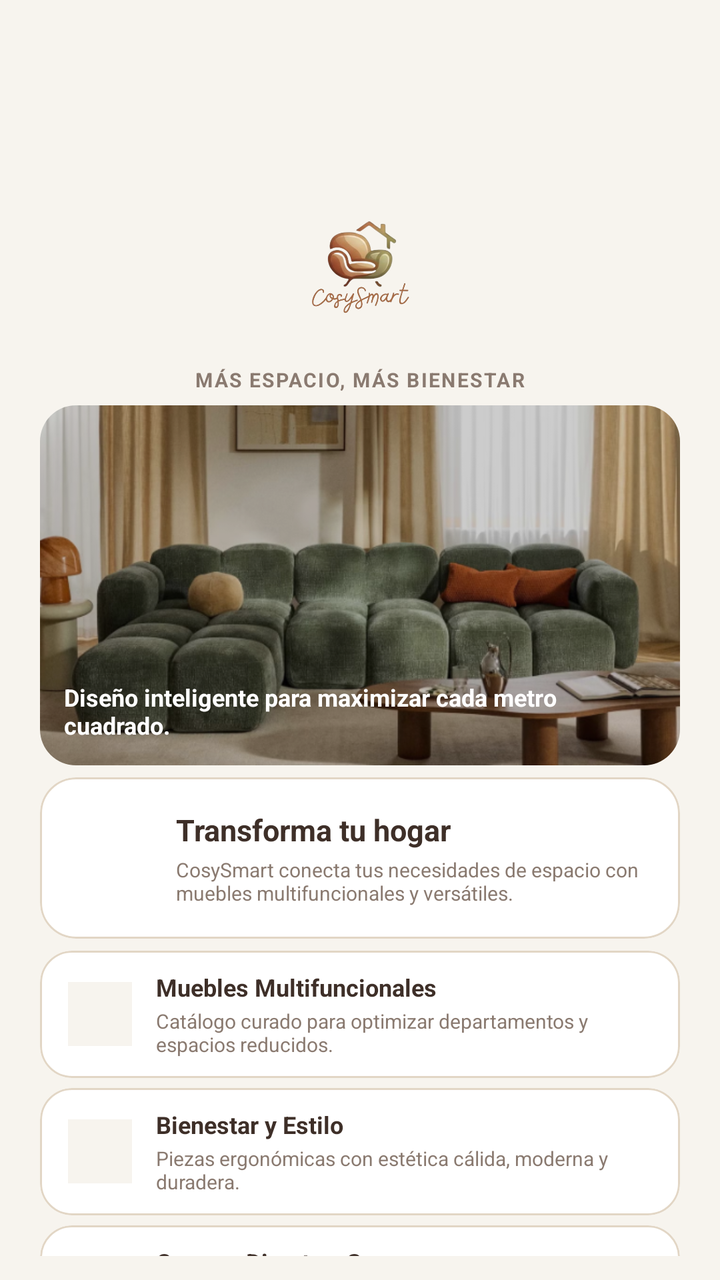
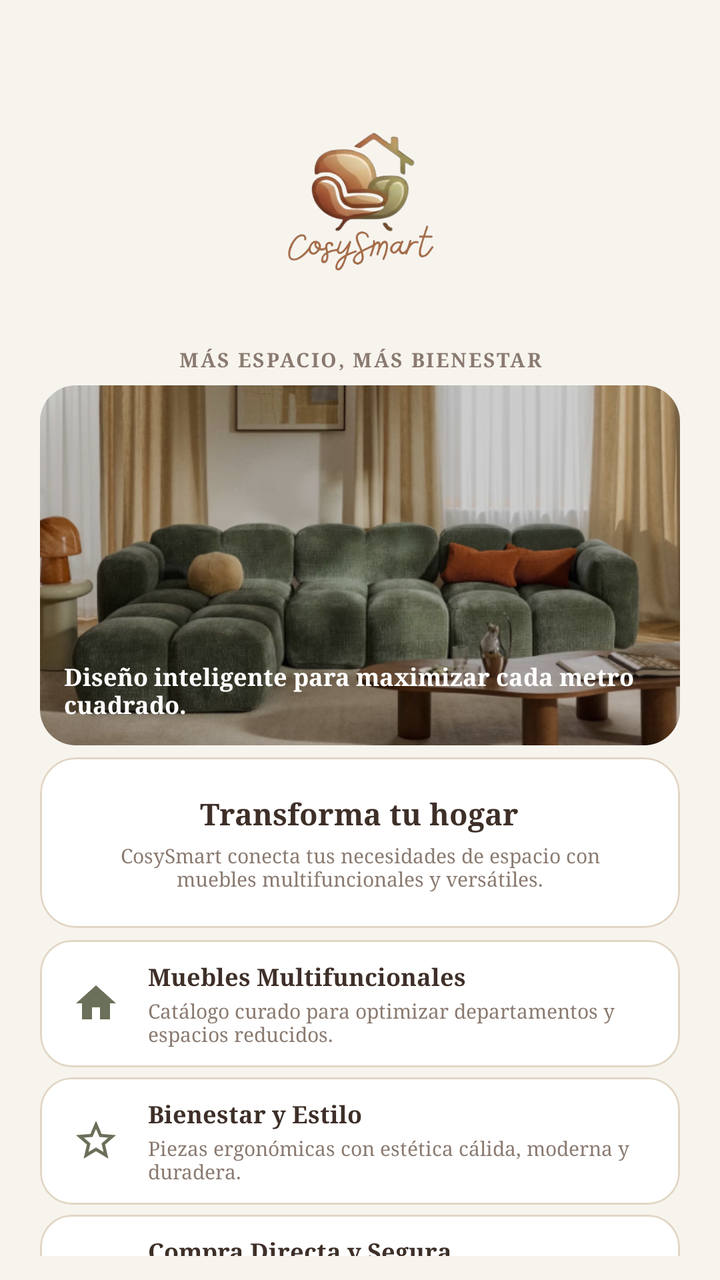

Compare the two renders of this Android layout. The source of the first and the diff that turns it into the second are given below.
<!-- AndroidManifest.xml: application theme Theme.CosySmart -->
<!-- res/layout/activity_welcome.xml -->
<?xml version="1.0" encoding="utf-8"?>
<androidx.constraintlayout.widget.ConstraintLayout
    xmlns:android="http://schemas.android.com/apk/res/android"
    xmlns:app="http://schemas.android.com/apk/res-auto"
    android:layout_width="match_parent"
    android:layout_height="match_parent"
    android:background="@color/cosy_bg"
    android:paddingStart="20dp"
    android:paddingEnd="20dp"
    android:paddingTop="85dp"
    android:paddingBottom="12dp">

    
    <ImageView
        android:id="@+id/viewLogo"
        android:layout_width="80dp"
        android:layout_height="80dp"
        android:layout_marginTop="14dp"
        android:src="@drawable/logo_clean"
        android:scaleType="centerInside"
        app:layout_constraintTop_toTopOf="parent"
        app:layout_constraintStart_toStartOf="parent"
        app:layout_constraintEnd_toEndOf="parent" />

    <TextView
        android:id="@+id/txtSubtitle"
        android:layout_width="wrap_content"
        android:layout_height="wrap_content"
        android:layout_marginTop="4dp"
        android:text="MÁS ESPACIO, MÁS BIENESTAR"
        android:textColor="@color/cosy_text_muted"
        android:textSize="10sp"
        android:textStyle="bold"
        android:letterSpacing="0.08"
        app:layout_constraintTop_toBottomOf="@id/viewLogo"
        app:layout_constraintStart_toStartOf="parent"
        app:layout_constraintEnd_toEndOf="parent" />

    
    <com.google.android.material.card.MaterialCardView
        android:id="@+id/cardGreen"
        android:layout_width="0dp"
        android:layout_height="180dp"
        android:layout_marginTop="6dp"
        app:cardCornerRadius="18dp"
        app:cardElevation="0dp"
        app:strokeWidth="0dp"
        app:layout_constraintTop_toBottomOf="@id/txtSubtitle"
        app:layout_constraintStart_toStartOf="parent"
        app:layout_constraintEnd_toEndOf="parent">

        <FrameLayout
            android:layout_width="match_parent"
            android:layout_height="match_parent">

            
            <ImageView
                android:layout_width="match_parent"
                android:layout_height="match_parent"
                android:scaleType="centerCrop"
                android:src="@drawable/welcome_banner" />

            
            <View
                android:layout_width="match_parent"
                android:layout_height="match_parent"
                android:background="#33000000" />

            
            <TextView
                android:layout_width="match_parent"
                android:layout_height="wrap_content"
                android:layout_gravity="bottom"
                android:padding="12dp"
                android:text="Diseño inteligente para maximizar cada metro cuadrado."
                android:textColor="@color/white"
                android:textSize="12sp"
                android:textStyle="bold" />
        </FrameLayout>
    </com.google.android.material.card.MaterialCardView>

    
    <com.google.android.material.card.MaterialCardView
        android:id="@+id/cardTransform"
        android:layout_width="0dp"
        android:layout_height="wrap_content"
        android:layout_marginTop="6dp"
        app:cardCornerRadius="18dp"
        app:cardElevation="0dp"
        app:cardBackgroundColor="@color/white"
        app:strokeColor="@color/cosy_card_bg"
        app:strokeWidth="1dp"
        app:layout_constraintTop_toBottomOf="@id/cardGreen"
        app:layout_constraintStart_toStartOf="parent"
        app:layout_constraintEnd_toEndOf="parent">

        <LinearLayout
            android:layout_width="match_parent"
            android:layout_height="wrap_content"
            android:orientation="horizontal"
            android:paddingStart="18dp"
            android:paddingEnd="18dp"
            android:paddingTop="16dp"
            android:paddingBottom="16dp"
            android:gravity="center_vertical">

            <ImageView
                android:layout_width="36dp"
                android:layout_height="36dp"
                android:scaleType="centerInside" />

            <LinearLayout
                android:layout_width="0dp"
                android:layout_height="wrap_content"
                android:layout_weight="1"
                android:orientation="vertical"
                android:layout_marginStart="14dp">

                <TextView
                    android:layout_width="wrap_content"
                    android:layout_height="wrap_content"
                    android:text="Transforma tu hogar"
                    android:textColor="@color/cosy_text_dark"
                    android:textSize="15sp"
                    android:textStyle="bold" />

                <TextView
                    android:layout_width="wrap_content"
                    android:layout_height="wrap_content"
                    android:layout_marginTop="3dp"
                    android:text="CosySmart conecta tus necesidades de espacio con muebles multifuncionales y versátiles."
                    android:textColor="@color/cosy_text_muted"
                    android:textSize="10sp" />
            </LinearLayout>

        </LinearLayout>
    </com.google.android.material.card.MaterialCardView>

    
    <LinearLayout
        android:id="@+id/containerBenefits"
        android:layout_width="0dp"
        android:layout_height="wrap_content"
        android:layout_marginTop="6dp"
        android:orientation="vertical"
        app:layout_constraintTop_toBottomOf="@id/cardTransform"
        app:layout_constraintStart_toStartOf="parent"
        app:layout_constraintEnd_toEndOf="parent">

        <com.google.android.material.card.MaterialCardView
            android:layout_width="match_parent"
            android:layout_height="wrap_content"
            android:layout_marginBottom="5dp"
            app:cardCornerRadius="16dp"
            app:cardElevation="0dp"
            app:cardBackgroundColor="@color/white"
            app:strokeColor="@color/cosy_card_bg"
            app:strokeWidth="1dp">
            <LinearLayout android:layout_width="match_parent" android:layout_height="wrap_content" android:orientation="horizontal" android:paddingStart="14dp" android:paddingEnd="14dp" android:paddingTop="10dp" android:paddingBottom="10dp" android:gravity="center_vertical">
                <View android:layout_width="32dp" android:layout_height="32dp" android:background="@color/cosy_bg"/>
                <LinearLayout android:layout_width="match_parent" android:layout_height="wrap_content" android:orientation="vertical" android:layout_marginStart="12dp">
                    <TextView android:layout_width="wrap_content" android:layout_height="wrap_content" android:text="Muebles Multifuncionales" android:textColor="@color/cosy_text_dark" android:textSize="12sp" android:textStyle="bold"/>
                    <TextView android:layout_width="wrap_content" android:layout_height="wrap_content" android:layout_marginTop="2dp" android:text="Catálogo curado para optimizar departamentos y espacios reducidos." android:textColor="@color/cosy_text_muted" android:textSize="10sp"/>
                </LinearLayout>
            </LinearLayout>
        </com.google.android.material.card.MaterialCardView>

        <com.google.android.material.card.MaterialCardView
            android:layout_width="match_parent"
            android:layout_height="wrap_content"
            android:layout_marginBottom="5dp"
            app:cardCornerRadius="16dp"
            app:cardElevation="0dp"
            app:cardBackgroundColor="@color/white"
            app:strokeColor="@color/cosy_card_bg"
            app:strokeWidth="1dp">
            <LinearLayout android:layout_width="match_parent" android:layout_height="wrap_content" android:orientation="horizontal" android:paddingStart="14dp" android:paddingEnd="14dp" android:paddingTop="10dp" android:paddingBottom="10dp" android:gravity="center_vertical">
                <View android:layout_width="32dp" android:layout_height="32dp" android:background="@color/cosy_bg"/>
                <LinearLayout android:layout_width="match_parent" android:layout_height="wrap_content" android:orientation="vertical" android:layout_marginStart="12dp">
                    <TextView android:layout_width="wrap_content" android:layout_height="wrap_content" android:text="Bienestar y Estilo" android:textColor="@color/cosy_text_dark" android:textSize="12sp" android:textStyle="bold"/>
                    <TextView android:layout_width="wrap_content" android:layout_height="wrap_content" android:layout_marginTop="2dp" android:text="Piezas ergonómicas con estética cálida, moderna y duradera." android:textColor="@color/cosy_text_muted" android:textSize="10sp"/>
                </LinearLayout>
            </LinearLayout>
        </com.google.android.material.card.MaterialCardView>

        <com.google.android.material.card.MaterialCardView
            android:layout_width="match_parent"
            android:layout_height="wrap_content"
            app:cardCornerRadius="16dp"
            app:cardElevation="0dp"
            app:cardBackgroundColor="@color/white"
            app:strokeColor="@color/cosy_card_bg"
            app:strokeWidth="1dp">
            <LinearLayout android:layout_width="match_parent" android:layout_height="wrap_content" android:orientation="horizontal" android:paddingStart="14dp" android:paddingEnd="14dp" android:paddingTop="10dp" android:paddingBottom="10dp" android:gravity="center_vertical">
                <View android:layout_width="32dp" android:layout_height="32dp" android:background="@color/cosy_bg"/>
                <LinearLayout android:layout_width="match_parent" android:layout_height="wrap_content" android:orientation="vertical" android:layout_marginStart="12dp">
                    <TextView android:layout_width="wrap_content" android:layout_height="wrap_content" android:text="Compra Directa y Segura" android:textColor="@color/cosy_text_dark" android:textSize="12sp" android:textStyle="bold"/>
                    <TextView android:layout_width="wrap_content" android:layout_height="wrap_content" android:layout_marginTop="2dp" android:text="Conecta con fabricantes verificados y sigue tus entregas en tiempo real." android:textColor="@color/cosy_text_muted" android:textSize="10sp"/>
                </LinearLayout>
            </LinearLayout>
        </com.google.android.material.card.MaterialCardView>
    </LinearLayout>

    
    <com.google.android.material.button.MaterialButton
        android:id="@+id/btnExplore"
        style="@style/Widget.CosySmart.Button.Primary"
        android:layout_width="0dp"
        android:layout_height="48dp"
        android:layout_marginTop="8dp"
        android:text="Comenzar a explorar"
        app:layout_constraintTop_toBottomOf="@id/containerBenefits"
        app:layout_constraintStart_toStartOf="parent"
        app:layout_constraintEnd_toEndOf="parent" />

    <LinearLayout
        android:id="@+id/layoutBottomButtons"
        android:layout_width="0dp"
        android:layout_height="wrap_content"
        android:layout_marginTop="6dp"
        android:orientation="horizontal"
        app:layout_constraintTop_toBottomOf="@id/btnExplore"
        app:layout_constraintStart_toStartOf="parent"
        app:layout_constraintEnd_toEndOf="parent">

        <com.google.android.material.button.MaterialButton
            android:id="@+id/btnLogin"
            style="@style/Widget.CosySmart.Button.Secondary"
            android:layout_width="0dp"
            android:layout_height="44dp"
            android:layout_weight="1"
            android:layout_marginEnd="5dp"
            android:text="Iniciar sesión" />

        <com.google.android.material.button.MaterialButton
            android:id="@+id/btnRegister"
            style="@style/Widget.CosySmart.Button.Secondary"
            android:layout_width="0dp"
            android:layout_height="44dp"
            android:layout_weight="1"
            android:layout_marginStart="5dp"
            android:text="Crear cuenta" />
    </LinearLayout>

</androidx.constraintlayout.widget.ConstraintLayout>
<!-- resources referenced by this layout -->
<resources>
  <style name="Widget.CosySmart.Button.Primary" parent="Widget.MaterialComponents.Button">
          <item name="android:layout_width">match_parent</item>
          <item name="android:layout_height">54dp</item>
          <item name="android:textColor">@color/white</item>
          <item name="android:textStyle">bold</item>
          <item name="android:textAllCaps">false</item>
          <item name="backgroundTint">@color/cosy_primary</item>
          <item name="cornerRadius">16dp</item>
      </style>
  <style name="Widget.CosySmart.Button.Secondary" parent="Widget.MaterialComponents.Button.UnelevatedButton">
          <item name="android:layout_width">0dp</item>
          <item name="android:layout_height">50dp</item>
          <item name="android:layout_weight">1</item>
          <item name="android:textColor">@color/cosy_text_dark</item>
          <item name="android:textStyle">bold</item>
          <item name="android:textAllCaps">false</item>
          <item name="backgroundTint">@color/white</item>
          <item name="strokeColor">@color/cosy_card_bg</item>
          <item name="strokeWidth">1dp</item>
          <item name="cornerRadius">16dp</item>
      </style>
  <style name="Theme.CosySmart" parent="Theme.MaterialComponents.DayNight.NoActionBar">
          <item name="colorPrimary">@color/cosy_primary</item>
          <item name="colorPrimaryVariant">@color/cosy_dark_green</item>
          <item name="colorOnPrimary">@color/white</item>
  
          <item name="android:windowBackground">@color/cosy_bg</item>
      </style>
  <!-- unchanged entries left out for length: 9 -->
</resources>

<!-- the commit's change to res/layout/activity_welcome.xml (unified diff, before → after) -->
@@ -7,14 +7,14 @@
     android:background="@color/cosy_bg"
     android:paddingStart="20dp"
     android:paddingEnd="20dp"
-    android:paddingTop="85dp"
+    android:paddingTop="35dp"
     android:paddingBottom="12dp">
 
-    
+
     <ImageView
         android:id="@+id/viewLogo"
-        android:layout_width="80dp"
-        android:layout_height="80dp"
+        android:layout_width="120dp"
+        android:layout_height="120dp"
         android:layout_marginTop="14dp"
         android:src="@drawable/logo_clean"
         android:scaleType="centerInside"
@@ -36,7 +36,6 @@
         app:layout_constraintStart_toStartOf="parent"
         app:layout_constraintEnd_toEndOf="parent" />
 
-    
     <com.google.android.material.card.MaterialCardView
         android:id="@+id/cardGreen"
         android:layout_width="0dp"
@@ -53,20 +52,17 @@
             android:layout_width="match_parent"
             android:layout_height="match_parent">
 
-            
             <ImageView
                 android:layout_width="match_parent"
                 android:layout_height="match_parent"
                 android:scaleType="centerCrop"
                 android:src="@drawable/welcome_banner" />
 
-            
             <View
                 android:layout_width="match_parent"
                 android:layout_height="match_parent"
                 android:background="#33000000" />
 
-            
             <TextView
                 android:layout_width="match_parent"
                 android:layout_height="wrap_content"
@@ -79,7 +75,7 @@
         </FrameLayout>
     </com.google.android.material.card.MaterialCardView>
 
-    
+
     <com.google.android.material.card.MaterialCardView
         android:id="@+id/cardTransform"
         android:layout_width="0dp"
@@ -97,46 +93,36 @@
         <LinearLayout
             android:layout_width="match_parent"
             android:layout_height="wrap_content"
-            android:orientation="horizontal"
-            android:paddingStart="18dp"
-            android:paddingEnd="18dp"
-            android:paddingTop="16dp"
-            android:paddingBottom="16dp"
-            android:gravity="center_vertical">
-
-            <ImageView
-                android:layout_width="36dp"
-                android:layout_height="36dp"
-                android:scaleType="centerInside" />
-
-            <LinearLayout
-                android:layout_width="0dp"
-                android:layout_height="wrap_content"
-                android:layout_weight="1"
-                android:orientation="vertical"
-                android:layout_marginStart="14dp">
-
-                <TextView
-                    android:layout_width="wrap_content"
-                    android:layout_height="wrap_content"
-                    android:text="Transforma tu hogar"
-                    android:textColor="@color/cosy_text_dark"
-                    android:textSize="15sp"
-                    android:textStyle="bold" />
-
-                <TextView
-                    android:layout_width="wrap_content"
-                    android:layout_height="wrap_content"
-                    android:layout_marginTop="3dp"
-                    android:text="CosySmart conecta tus necesidades de espacio con muebles multifuncionales y versátiles."
-                    android:textColor="@color/cosy_text_muted"
-                    android:textSize="10sp" />
-            </LinearLayout>
+            android:orientation="vertical"
+            android:paddingStart="20dp"
+            android:paddingEnd="20dp"
+            android:paddingTop="18dp"
+            android:paddingBottom="18dp"
+            android:gravity="center">
+
+            <TextView
+                android:layout_width="wrap_content"
+                android:layout_height="wrap_content"
+                android:text="Transforma tu hogar"
+                android:textColor="@color/cosy_text_dark"
+                android:textSize="15sp"
+                android:textStyle="bold"
+                android:gravity="center"
+                android:textAlignment="center" />
+
+            <TextView
+                android:layout_width="wrap_content"
+                android:layout_height="wrap_content"
+                android:layout_marginTop="4dp"
+                android:text="CosySmart conecta tus necesidades de espacio con muebles multifuncionales y versátiles."
+                android:textColor="@color/cosy_text_muted"
+                android:textSize="10sp"
+                android:gravity="center"
+                android:textAlignment="center" />
 
         </LinearLayout>
     </com.google.android.material.card.MaterialCardView>
 
-    
     <LinearLayout
         android:id="@+id/containerBenefits"
         android:layout_width="0dp"
@@ -156,11 +142,45 @@
             app:cardBackgroundColor="@color/white"
             app:strokeColor="@color/cosy_card_bg"
             app:strokeWidth="1dp">
-            <LinearLayout android:layout_width="match_parent" android:layout_height="wrap_content" android:orientation="horizontal" android:paddingStart="14dp" android:paddingEnd="14dp" android:paddingTop="10dp" android:paddingBottom="10dp" android:gravity="center_vertical">
-                <View android:layout_width="32dp" android:layout_height="32dp" android:background="@color/cosy_bg"/>
-                <LinearLayout android:layout_width="match_parent" android:layout_height="wrap_content" android:orientation="vertical" android:layout_marginStart="12dp">
-                    <TextView android:layout_width="wrap_content" android:layout_height="wrap_content" android:text="Muebles Multifuncionales" android:textColor="@color/cosy_text_dark" android:textSize="12sp" android:textStyle="bold"/>
-                    <TextView android:layout_width="wrap_content" android:layout_height="wrap_content" android:layout_marginTop="2dp" android:text="Catálogo curado para optimizar departamentos y espacios reducidos." android:textColor="@color/cosy_text_muted" android:textSize="10sp"/>
+
+            <LinearLayout
+                android:layout_width="match_parent"
+                android:layout_height="wrap_content"
+                android:orientation="horizontal"
+                android:paddingStart="14dp"
+                android:paddingEnd="14dp"
+                android:paddingTop="10dp"
+                android:paddingBottom="10dp"
+                android:gravity="center_vertical">
+
+                <ImageView
+                    android:layout_width="28dp"
+                    android:layout_height="28dp"
+                    android:src="@drawable/homeicon"
+                    app:tint="@color/cosy_dark_green"
+                    android:scaleType="centerInside" />
+
+                <LinearLayout
+                    android:layout_width="match_parent"
+                    android:layout_height="wrap_content"
+                    android:orientation="vertical"
+                    android:layout_marginStart="12dp">
+
+                    <TextView
+                        android:layout_width="wrap_content"
+                        android:layout_height="wrap_content"
+                        android:text="Muebles Multifuncionales"
+                        android:textColor="@color/cosy_text_dark"
+                        android:textSize="12sp"
+                        android:textStyle="bold"/>
+
+                    <TextView
+                        android:layout_width="wrap_content"
+                        android:layout_height="wrap_content"
+                        android:layout_marginTop="2dp"
+                        android:text="Catálogo curado para optimizar departamentos y espacios reducidos."
+                        android:textColor="@color/cosy_text_muted"
+                        android:textSize="10sp"/>
                 </LinearLayout>
             </LinearLayout>
         </com.google.android.material.card.MaterialCardView>
@@ -174,11 +194,45 @@
             app:cardBackgroundColor="@color/white"
             app:strokeColor="@color/cosy_card_bg"
             app:strokeWidth="1dp">
-            <LinearLayout android:layout_width="match_parent" android:layout_height="wrap_content" android:orientation="horizontal" android:paddingStart="14dp" android:paddingEnd="14dp" android:paddingTop="10dp" android:paddingBottom="10dp" android:gravity="center_vertical">
-                <View android:layout_width="32dp" android:layout_height="32dp" android:background="@color/cosy_bg"/>
-                <LinearLayout android:layout_width="match_parent" android:layout_height="wrap_content" android:orientation="vertical" android:layout_marginStart="12dp">
-                    <TextView android:layout_width="wrap_content" android:layout_height="wrap_content" android:text="Bienestar y Estilo" android:textColor="@color/cosy_text_dark" android:textSize="12sp" android:textStyle="bold"/>
-                    <TextView android:layout_width="wrap_content" android:layout_height="wrap_content" android:layout_marginTop="2dp" android:text="Piezas ergonómicas con estética cálida, moderna y duradera." android:textColor="@color/cosy_text_muted" android:textSize="10sp"/>
+
+            <LinearLayout
+                android:layout_width="match_parent"
+                android:layout_height="wrap_content"
+                android:orientation="horizontal"
+                android:paddingStart="14dp"
+                android:paddingEnd="14dp"
+                android:paddingTop="10dp"
+                android:paddingBottom="10dp"
+                android:gravity="center_vertical">
+
+                <ImageView
+                    android:layout_width="28dp"
+                    android:layout_height="28dp"
+                    android:src="@drawable/staricon"
+                    app:tint="@color/cosy_dark_green"
+                    android:scaleType="centerInside" />
+
+                <LinearLayout
+                    android:layout_width="match_parent"
+                    android:layout_height="wrap_content"
+                    android:orientation="vertical"
+                    android:layout_marginStart="12dp">
+
+                    <TextView
+                        android:layout_width="wrap_content"
+                        android:layout_height="wrap_content"
+                        android:text="Bienestar y Estilo"
+                        android:textColor="@color/cosy_text_dark"
+                        android:textSize="12sp"
+                        android:textStyle="bold"/>
+
+                    <TextView
+                        android:layout_width="wrap_content"
+                        android:layout_height="wrap_content"
+                        android:layout_marginTop="2dp"
+                        android:text="Piezas ergonómicas con estética cálida, moderna y duradera."
+                        android:textColor="@color/cosy_text_muted"
+                        android:textSize="10sp"/>
                 </LinearLayout>
             </LinearLayout>
         </com.google.android.material.card.MaterialCardView>
@@ -191,17 +245,51 @@
             app:cardBackgroundColor="@color/white"
             app:strokeColor="@color/cosy_card_bg"
             app:strokeWidth="1dp">
-            <LinearLayout android:layout_width="match_parent" android:layout_height="wrap_content" android:orientation="horizontal" android:paddingStart="14dp" android:paddingEnd="14dp" android:paddingTop="10dp" android:paddingBottom="10dp" android:gravity="center_vertical">
-                <View android:layout_width="32dp" android:layout_height="32dp" android:background="@color/cosy_bg"/>
-                <LinearLayout android:layout_width="match_parent" android:layout_height="wrap_content" android:orientation="vertical" android:layout_marginStart="12dp">
-                    <TextView android:layout_width="wrap_content" android:layout_height="wrap_content" android:text="Compra Directa y Segura" android:textColor="@color/cosy_text_dark" android:textSize="12sp" android:textStyle="bold"/>
-                    <TextView android:layout_width="wrap_content" android:layout_height="wrap_content" android:layout_marginTop="2dp" android:text="Conecta con fabricantes verificados y sigue tus entregas en tiempo real." android:textColor="@color/cosy_text_muted" android:textSize="10sp"/>
+
+            <LinearLayout
+                android:layout_width="match_parent"
+                android:layout_height="wrap_content"
+                android:orientation="horizontal"
+                android:paddingStart="14dp"
+                android:paddingEnd="14dp"
+                android:paddingTop="10dp"
+                android:paddingBottom="10dp"
+                android:gravity="center_vertical">
+
+                <ImageView
+                    android:layout_width="28dp"
+                    android:layout_height="28dp"
+                    android:src="@drawable/caricon"
+                    app:tint="@color/cosy_dark_green"
+                    android:scaleType="centerInside" />
+
+                <LinearLayout
+                    android:layout_width="match_parent"
+                    android:layout_height="wrap_content"
+                    android:orientation="vertical"
+                    android:layout_marginStart="12dp">
+
+                    <TextView
+                        android:layout_width="wrap_content"
+                        android:layout_height="wrap_content"
+                        android:text="Compra Directa y Segura"
+                        android:textColor="@color/cosy_text_dark"
+                        android:textSize="12sp"
+                        android:textStyle="bold"/>
+
+                    <TextView
+                        android:layout_width="wrap_content"
+                        android:layout_height="wrap_content"
+                        android:layout_marginTop="2dp"
+                        android:text="Conecta con fabricantes verificados y sigue tus entregas en tiempo real."
+                        android:textColor="@color/cosy_text_muted"
+                        android:textSize="10sp"/>
                 </LinearLayout>
             </LinearLayout>
         </com.google.android.material.card.MaterialCardView>
     </LinearLayout>
 
-    
+
     <com.google.android.material.button.MaterialButton
         android:id="@+id/btnExplore"
         style="@style/Widget.CosySmart.Button.Primary"
@@ -214,7 +302,6 @@
         app:layout_constraintEnd_toEndOf="parent" />
 
     <LinearLayout
-        android:id="@+id/layoutBottomButtons"
         android:layout_width="0dp"
         android:layout_height="wrap_content"
         android:layout_marginTop="6dp"
<!-- resource entries referenced after the edit -->
@@ -1,5 +1,29 @@
 <!-- resources referenced by this layout -->
 <resources>
+  <!-- drawable caricon (drawable) -->
+  <vector xmlns:android="http://schemas.android.com/apk/res/android" android:height="24dp" android:tint="#C86D51" android:viewportHeight="24" android:viewportWidth="24" android:width="24dp">
+        
+      <path android:fillAlpha="0.3" android:fillColor="@android:color/white" android:pathData="M5,17h14v-5H5V17zM16.5,13c0.83,0 1.5,0.67 1.5,1.5S17.33,16 16.5,16S15,15.33 15,14.5S15.67,13 16.5,13zM7.5,13C8.33,13 9,13.67 9,14.5S8.33,16 7.5,16S6,15.33 6,14.5S6.67,13 7.5,13z" android:strokeAlpha="0.3"/>
+        
+      <path android:fillColor="@android:color/white" android:pathData="M18.92,6.01C18.72,5.42 18.16,5 17.5,5h-11C5.84,5 5.29,5.42 5.08,6.01L3,12v8c0,0.55 0.45,1 1,1h1c0.55,0 1,-0.45 1,-1v-1h12v1c0,0.55 0.45,1 1,1h1c0.55,0 1,-0.45 1,-1v-8L18.92,6.01zM6.85,7h10.29l1.04,3H5.81L6.85,7zM19,17H5v-5h14V17z"/>
+        
+      <path android:fillColor="@android:color/white" android:pathData="M7.5,14.5m-1.5,0a1.5,1.5 0,1 1,3 0a1.5,1.5 0,1 1,-3 0"/>
+        
+      <path android:fillColor="@android:color/white" android:pathData="M16.5,14.5m-1.5,0a1.5,1.5 0,1 1,3 0a1.5,1.5 0,1 1,-3 0"/>
+      
+  </vector>
+  <!-- drawable homeicon (drawable) -->
+  <vector xmlns:android="http://schemas.android.com/apk/res/android" android:height="24dp" android:tint="#C86D51" android:viewportHeight="24" android:viewportWidth="24" android:width="24dp">
+        
+      <path android:fillColor="@android:color/white" android:pathData="M10,20v-6h4v6h5v-8h3L12,3 2,12h3v8z"/>
+      
+  </vector>
+  <!-- drawable staricon (drawable) -->
+  <vector xmlns:android="http://schemas.android.com/apk/res/android" android:height="24dp" android:tint="#C86D51" android:viewportHeight="24" android:viewportWidth="24" android:width="24dp">
+        
+      <path android:fillColor="@android:color/white" android:pathData="M22,9.24l-7.19,-0.62L12,2 9.19,8.63 2,9.24l5.46,4.73L5.82,21 12,17.27 18.18,21l-1.63,-7.03L22,9.24zM12,15.4l-3.76,2.27 1,-4.28 -3.32,-2.88 4.38,-0.38L12,6.1l1.71,4.04 4.38,0.38 -3.32,2.88 1,4.28L12,15.4z"/>
+      
+  </vector>
   <style name="Widget.CosySmart.Button.Primary" parent="Widget.MaterialComponents.Button">
           <item name="android:layout_width">match_parent</item>
           <item name="android:layout_height">54dp</item>
@@ -8,6 +32,7 @@
           <item name="android:textAllCaps">false</item>
           <item name="backgroundTint">@color/cosy_primary</item>
           <item name="cornerRadius">16dp</item>
+          <item name="android:fontFamily">serif</item>
       </style>
   <style name="Widget.CosySmart.Button.Secondary" parent="Widget.MaterialComponents.Button.UnelevatedButton">
           <item name="android:layout_width">0dp</item>
@@ -20,13 +45,24 @@
           <item name="strokeColor">@color/cosy_card_bg</item>
           <item name="strokeWidth">1dp</item>
           <item name="cornerRadius">16dp</item>
+          <item name="android:fontFamily">serif</item>
       </style>
   <style name="Theme.CosySmart" parent="Theme.MaterialComponents.DayNight.NoActionBar">
           <item name="colorPrimary">@color/cosy_primary</item>
           <item name="colorPrimaryVariant">@color/cosy_dark_green</item>
           <item name="colorOnPrimary">@color/white</item>
+          <item name="android:windowBackground">@color/cosy_bg</item>
   
-          <item name="android:windowBackground">@color/cosy_bg</item>
+          
+          <item name="android:fontFamily">serif</item>
+  
+          
+          <item name="editTextStyle">@style/Widget.CosySmart.EditText</item>
+      </style>
+  <style name="Widget.CosySmart.EditText" parent="Widget.AppCompat.EditText">
+          <item name="android:textColor">#000000</item>
+          <item name="android:textColorHint">#7A6D63</item>
+          <item name="android:fontFamily">serif</item>
       </style>
   <!-- unchanged entries left out for length: 9 -->
 </resources>
